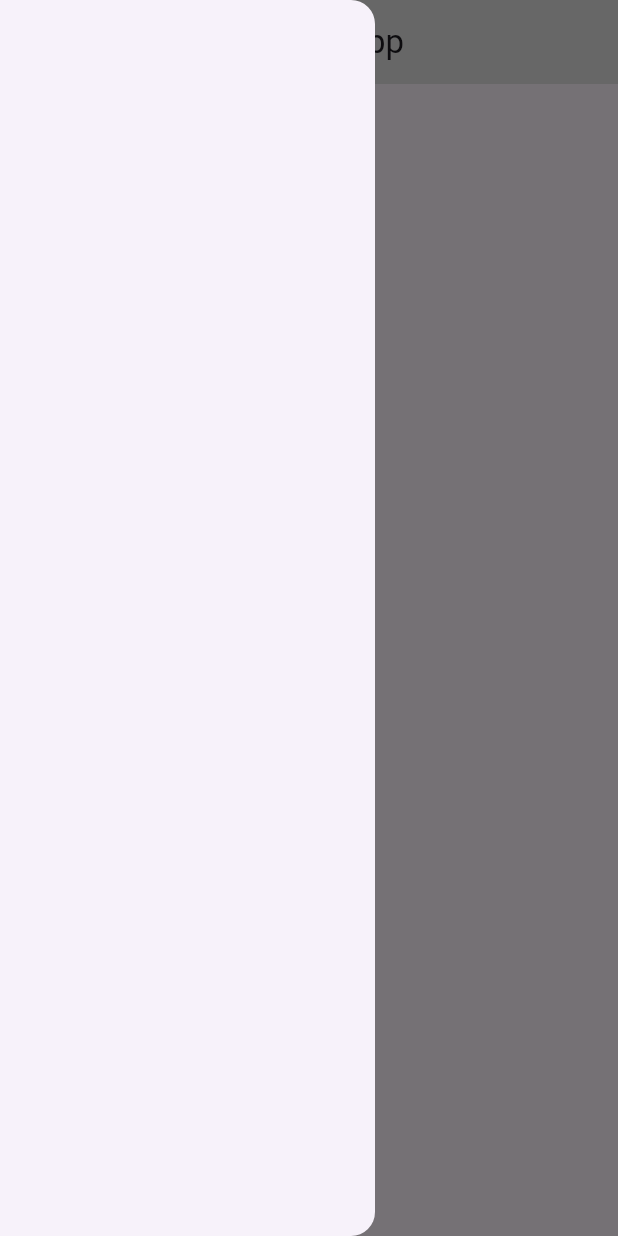
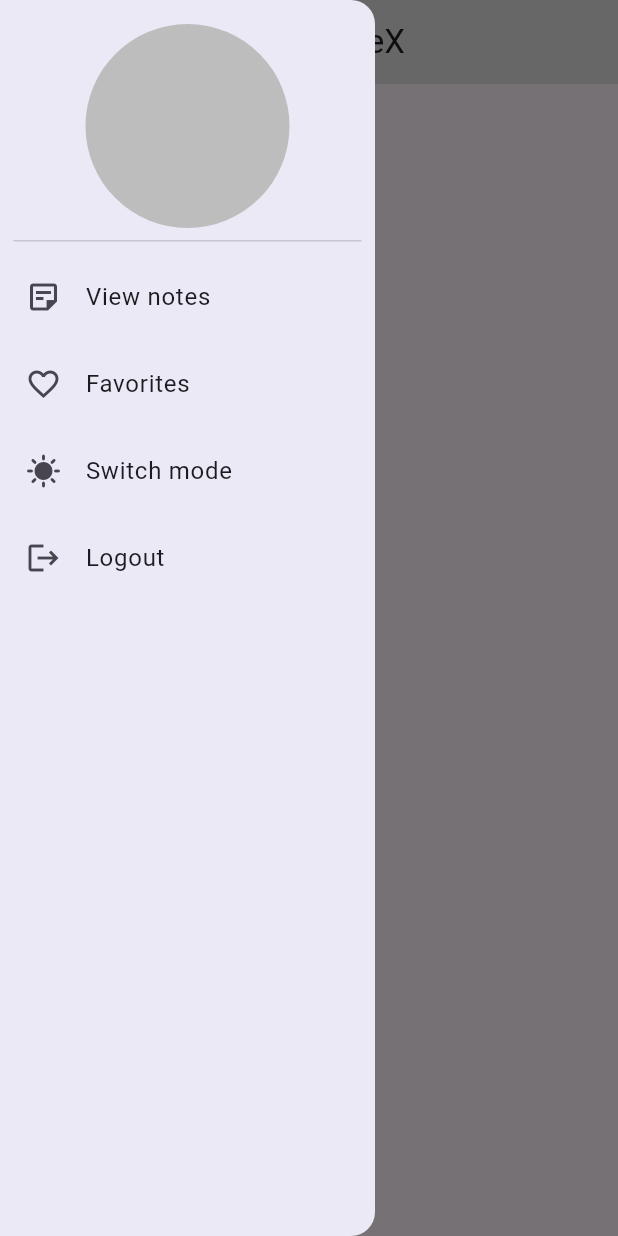
Before and after one commit to Majok-Bol/note_app, a Flutter app: the screen it shows after launch, with the side drawer open, on a phone screen of 412 x 824 dp. Run offline on Flutter 3.47's test engine with Material 3 defaults, Android fonts, the phone set to English and light mode, and no system bars.

Commit message:
changed title

```diff
--- a/lib/pages/home_page.dart
+++ b/lib/pages/home_page.dart
@@ -3,17 +3,32 @@ import 'package:flutter/cupertino.dart';
 import 'package:flutter/material.dart';
 
 class HomePage extends StatelessWidget{
+  const HomePage({super.key});
   @override
   Widget build(BuildContext context){
     return Scaffold(
-      appBar: AppBar(title: Text('My Note App'),centerTitle: true,backgroundColor: Colors.grey.shade300),
+      appBar: AppBar(title: Text('SimpleNoteX'),centerTitle: true,backgroundColor: Colors.grey.shade300),
       drawer: Drawer(
+        surfaceTintColor: Colors.blue.shade900,
         width: 250,
-        child: Column(children: [
 
+        child: Column(
+          children: [
+            DrawerHeader(child:CircleAvatar(radius: 100,backgroundColor: Colors.grey.shade400,)),
+            Column(
+              children: [
+                Padding(padding:EdgeInsets.all(1),child: ListTile(onTap:(){},leading:Icon(Icons.sticky_note_2_outlined),title:Text('View notes'))),
 
-        ],),
+                Padding(padding:EdgeInsets.all(1),child: ListTile(onTap:(){},leading:Icon(Icons.favorite_border),title:Text('Favorites'))),
+                Padding(padding:EdgeInsets.all(1),child: ListTile(onTap:(){},leading:Icon(Icons.sunny),title:Text('Switch mode'))),
+                Padding(padding:EdgeInsets.all(1),child: ListTile(onTap:(){},leading:Icon(Icons.logout),title:Text('Logout'))),
+              ],
+            )
+          ],
+        ),
+
       ),
+
     );
 
   }
```
